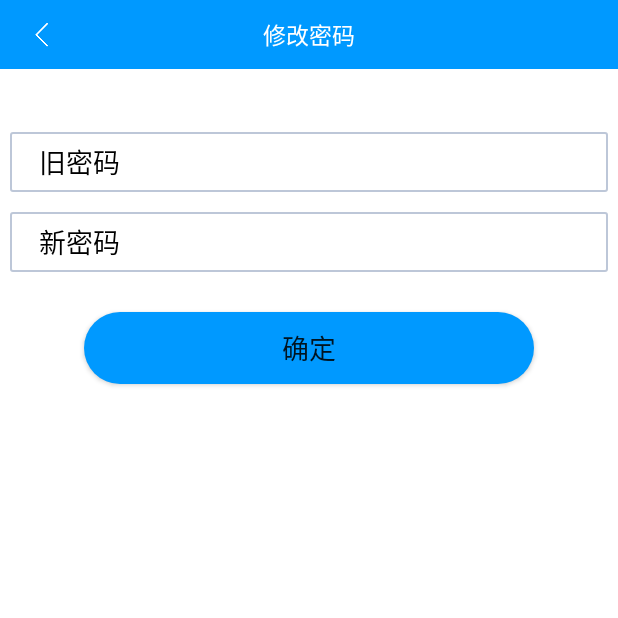
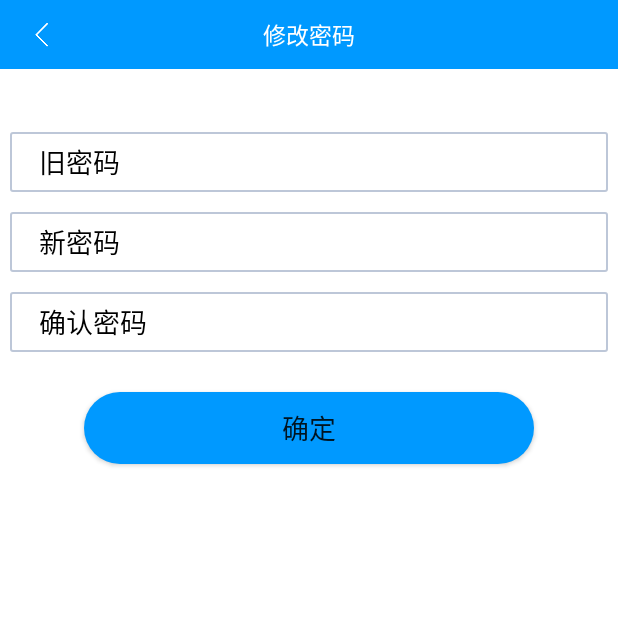
Before and after one commit to HicoderDR/HLAPP, an Android app: the ChangePassword screen opened directly, with no data from a screen before it, on a phone screen of 412 x 824 dp, the top half of it. Run offline under Robolectric (Android 15) with nearby library versions, the phone set to English and light mode, and no system bars; libraries missing offline, so code that uses them is left out: com.xiasuhuei321.loadingdialog; Roboto replaces fonts that are not available here.

Commit message:
修改密码

```diff
--- a/app/src/main/java/com/example/jsrgjhl/hlapp/Activity/LoginActivity.java
+++ b/app/src/main/java/com/example/jsrgjhl/hlapp/Activity/LoginActivity.java
@@ -51,6 +51,7 @@ public class LoginActivity extends AppCompatActivity implements View.OnClickList
     private OkManager manager;
     private OkHttpClient clients;
     private String loginpath="http://47.100.107.158:8080/api/user/login";
+    public static String userName;
 
     private static int flag;
     @Override
@@ -72,6 +73,8 @@ public class LoginActivity extends AppCompatActivity implements View.OnClickList
         initViews();
         setupEvents();
         initData();
+        userName=getAccount();
+        Log.i(Tag,"name"+"loginusernam"+userName);
     }
 
     private void initData() {
--- a/app/src/main/res/layout/activity_change_password.xml
+++ b/app/src/main/res/layout/activity_change_password.xml
@@ -100,12 +100,48 @@
                 android:textCursorDrawable="@color/black"
                 android:background="@null"
                 android:gravity="right"
+                android:inputType="textPassword"
                 android:textColor="@color/grey_light"
                 android:padding="5dip"
                 android:textColorHint="#AAAAAA"
                 android:textSize="18sp" />
         </RelativeLayout>
 
+        <RelativeLayout
+            android:layout_width="match_parent"
+            android:layout_height="wrap_content"
+            android:layout_margin="10px"
+            android:background="@drawable/bg_edittext_selector">
+
+            <TextView
+                android:id="@+id/label3"
+                android:layout_width="wrap_content"
+                android:layout_height="wrap_content"
+                android:layout_alignParentLeft="true"
+                android:layout_alignParentStart="true"
+                android:layout_centerVertical="true"
+                android:layout_marginLeft="19dp"
+                android:layout_marginStart="19dp"
+                android:textColor="@color/black"
+                android:text="@string/confrimpassword"
+                android:textSize="18sp" />
+            <EditText
+                android:id="@+id/confirmPassword"
+                android:layout_width="match_parent"
+                android:layout_height="40dip"
+                android:layout_alignParentEnd="true"
+                android:layout_alignParentRight="true"
+                android:layout_alignParentTop="true"
+                android:layout_toRightOf="@+id/label3"
+                android:textCursorDrawable="@color/black"
+                android:background="@null"
+                android:gravity="right"
+                android:inputType="textPassword"
+                android:textColor="@color/grey_light"
+                android:padding="5dip"
+                android:textColorHint="#AAAAAA"
+                android:textSize="18sp" />
+        </RelativeLayout>
         <Button
             android:id="@+id/confirm_Btn"
             android:layout_width="300dp"
--- a/app/src/main/res/values/strings.xml
+++ b/app/src/main/res/values/strings.xml
@@ -51,4 +51,5 @@
     <string name="personid">员工编号</string>
     <string name="areadefense">区域/防区</string>
     <string name="certificationdevice">认证设备</string>
+    <string name="confrimpassword">确认密码</string>
 </resources>
```
Also changed, not shown: app/src/main/java/com/example/jsrgjhl/hlapp/PersonalSetting/ChangePassword.java (+152 -3 lines).
